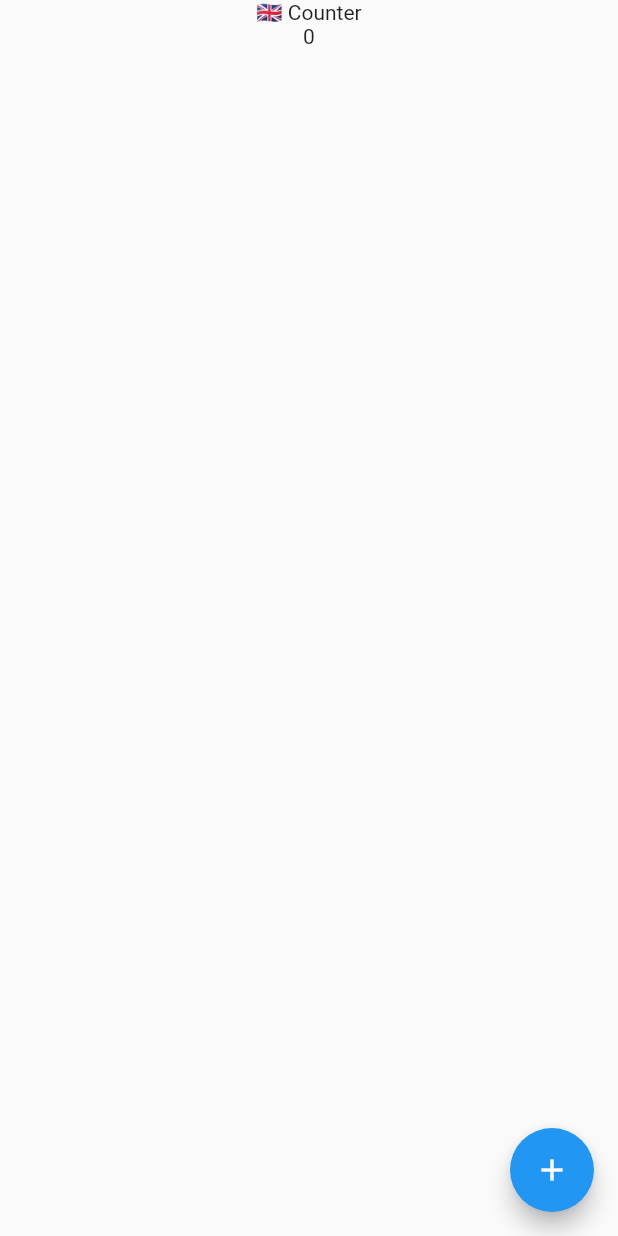
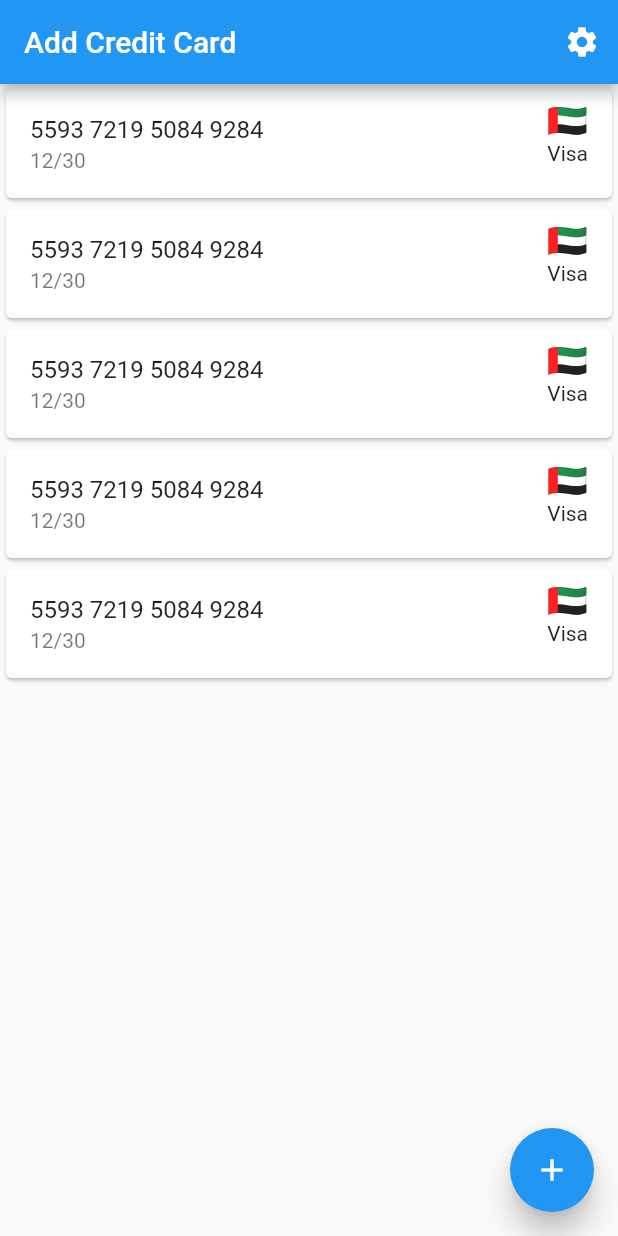
Before and after one commit to makhosi6/card_security_system, a Flutter app: the screen it shows after launch, on a phone screen of 412 x 824 dp. Run offline on Flutter 3.47's test engine with Material 2 defaults, Android fonts, the phone set to English and light mode, and no system bars; drawn by our look-alikes of flutter_slidable, flutter_speed_dial.

Commit message:
Thu Apr 27 16:52:51 SAST 2023 - Updates.

```diff
--- a/lib/main.dart
+++ b/lib/main.dart
@@ -1,8 +1,13 @@
 import 'dart:async';
 
 import 'package:card_security_system/models/country.dart';
+import 'package:card_security_system/pages/cards_list_page.dart';
+import 'package:card_security_system/pages/country_config_page.dart';
+import 'package:card_security_system/provider/theme.dart';
+import 'package:card_security_system/utils/state_manager.dart';
 import 'package:flutter/foundation.dart';
 import 'package:flutter/material.dart';
+import 'package:provider/provider.dart';
 
 main() {
   WidgetsFlutterBinding.ensureInitialized();
@@ -17,12 +22,17 @@ main() {
         }
       };
 
-      /// Fallback page on fatal error
+      // / Fallback page on fatal error
       ErrorWidget.builder = (details) => Scaffold(
             body: Center(child: Text("Error: $details")),
           );
 
-      runApp(const App());
+      runApp(MultiProvider(
+        providers: [
+          ChangeNotifierProvider(create: (_) => UserTheme()),
+        ],
+        child: StateManager(child: const App()),
+      ));
     },
     (error, _) {
       if (kDebugMode) {
@@ -45,29 +55,29 @@ class App extends StatefulWidget {
 }
 
 class _AppState extends State<App> {
-  var country = const Country(code: "GB", name: "SATAFRIKA");
-  var _count = 0;
+  ///
+  var country = const Country(code: "ZA", name: "SATAFRIKA");
+
+  ///
+  final _count = 0;
+
+  ///user selected theme
+  ThemeData? theme;
+
   @override
   Widget build(BuildContext context) {
     return MaterialApp(
-      home: Scaffold(
-        floatingActionButton: FloatingActionButton(
-            child: const Icon(Icons.add),
-            onPressed: () {
-              setState(() {
-                _count++;
-              });
-            }),
-        body: SafeArea(
-          child: Center(
-            child: SizedBox(
-              child: Column(
-                children: [Text('${country.flag()} Counter'), Text("$_count")],
-              ),
-            ),
-          ),
-        ),
-      ),
+      theme: Provider.of<UserTheme>(context).value,
+      home: const CardListPage(),
+      routes: {
+        '/': (context) => const CardListPage(),
+        ConfigCountriesPage.routeName: (context) => const ConfigCountriesPage()
+      },
     );
   }
+
+  @override
+  void didChangeDependencies() async {
+    super.didChangeDependencies();
+  }
 }
--- /dev/null
+++ b/lib/models/card.dart
@@ -0,0 +1,40 @@
+import 'package:card_security_system/models/country.dart';
+
+class Card {
+  Card(
+      {required this.number,
+      required this.expiration,
+      required this.countryCode,
+      required this.holder,
+      this.type = "credit"}) {
+    //set uuid
+    _key = number.hashCode.toString();
+  }
+  String number;
+
+  late String _key;
+
+  String expiration;
+
+  String? type;
+
+  String countryCode;
+
+  Country holder;
+
+//// clear record
+  Future<bool> delete() async {
+// use [_key] to delete a record from localstorage
+
+    return _key == "";
+  }
+
+  /// update | insert record
+  Future<bool> upsert() async {
+// use [_key] to delete a record from localstorage
+
+    return _key == "";
+  }
+
+  $toMap() {}
+}
--- a/lib/pages/cards_list_page.dart
+++ b/lib/pages/cards_list_page.dart
@@ -0,0 +1,109 @@
+import 'package:card_security_system/provider/theme.dart';
+import 'package:card_security_system/widgets/fab_helpers.dart';
+import 'package:flutter/material.dart';
+import 'package:flutter_slidable/flutter_slidable.dart';
+import 'package:provider/provider.dart';
+
+class CardListPage extends StatefulWidget {
+  const CardListPage({super.key});
+
+  @override
+  State<CardListPage> createState() => _CardListPageState();
+}
+
+class _CardListPageState extends State<CardListPage>
+    with CustomFloatingActionButton {
+  @override
+  Widget build(BuildContext context) {
+    return Scaffold(
+      appBar: AppBar(
+        title: const Text("Add Credit Card"),
+        actions: [
+          IconButton(
+              onPressed: () {
+                var userTheme = Provider.of<UserTheme>(context, listen: false);
+                if (userTheme.value == ThemeData.dark()) {
+                  print("TO LIGHT");
+                  userTheme.value = ThemeData.light();
+                } else {
+                  print("TO DARK");
+                  userTheme.value = ThemeData.dark();
+                }
+              },
+              icon: const Icon(Icons.settings))
+        ],
+      ),
+      floatingActionButton: floatingActionButtonAsSpeedDial(),
+      body: Container(
+        child: ListView.builder(
+          itemCount: 5,
+          itemBuilder: (context, index) {
+            return const _ListItem();
+          },
+        ),
+      ),
+    );
+  }
+}
+
+class _ListItem extends StatefulWidget {
+  const _ListItem();
+
+  @override
+  State<_ListItem> createState() => __ListItemState();
+}
+
+class __ListItemState extends State<_ListItem> {
+  @override
+  Widget build(BuildContext context) {
+    return Card(
+      child: Slidable(
+        key: UniqueKey(),
+        endActionPane: ActionPane(
+          dragDismissible: false,
+          motion: const ScrollMotion(),
+          dismissible: DismissiblePane(onDismissed: () {}),
+          children: [
+            SlidableAction(
+              onPressed: (_) {},
+              backgroundColor: const Color(0xFFFE4A49),
+              foregroundColor: Colors.white,
+              icon: Icons.delete,
+              label: 'Delete',
+            ),
+            SlidableAction(
+              onPressed: (_) {},
+              backgroundColor: const Color(0xFF21B7CA),
+              foregroundColor: Colors.white,
+              icon: Icons.edit,
+              label: 'Edit',
+            ),
+          ],
+        ),
+
+        // The child of the Slidable is what the user sees when the
+        // component is not dragged.
+        child: ListTile(
+          //card number
+          title: const Text('5593 7219 5084 9284'),
+
+          /// type
+          subtitle: const Text("12/30"),
+
+          /// expiration data
+          trailing: Column(
+            crossAxisAlignment: CrossAxisAlignment.end,
+            children: const [
+              Text(
+                "🇦🇪",
+                style: TextStyle(fontSize: 22.0),
+              ),
+              Text('Visa'),
+            ],
+          ),
+          dense: false,
+        ),
+      ),
+    );
+  }
+}
--- /dev/null
+++ b/lib/provider/theme.dart
@@ -0,0 +1,16 @@
+import 'package:flutter/material.dart';
+
+class UserTheme with ChangeNotifier {
+  UserTheme();
+
+  ThemeData? _value;
+
+  set value(ThemeData? theme) {
+    _value = theme;
+    notifyListeners();
+  }
+
+  ThemeData? get value {
+    return _value;
+  }
+}
--- a/lib/state/state_manager.dart
+++ b/lib/utils/state_manager.dart
@@ -1,7 +1,12 @@
 import 'package:flutter/material.dart';
 
 class StateManager extends InheritedWidget {
-  const StateManager({super.key, required Widget child}) : super(child: child);
+  ThemeData? userTheme;
+
+  StateManager({super.key, required this.child}) : super(child: child);
+
+  @override
+  final Widget child;
 
   static StateManager? of(BuildContext context) {
     return context.dependOnInheritedWidgetOfExactType<StateManager>();
--- /dev/null
+++ b/lib/widgets/fab_helpers.dart
@@ -0,0 +1,77 @@
+import 'package:flutter/material.dart';
+import 'package:flutter_speed_dial/flutter_speed_dial.dart';
+
+abstract class CustomFloatingActionButton {
+  var renderOverlay = true;
+  var visible = true;
+  var switchLabelPosition = false;
+  var extend = false;
+  var mini = false;
+  var rmicons = false;
+  var customDialRoot = false;
+  var closeManually = false;
+  var useRAnimation = true;
+  var isDialOpen = ValueNotifier<bool>(false);
+  var speedDialDirection = SpeedDialDirection.up;
+  var buttonSize = const Size(56.0, 56.0);
+  var childrenButtonSize = const Size(56.0, 56.0);
+  var selectedfABLocation = FloatingActionButtonLocation.endDocked;
+
+  SpeedDial floatingActionButtonAsSpeedDial() => SpeedDial(
+        overlayOpacity: 0.2,
+        overlayColor: Colors.black,
+        icon: Icons.add,
+        activeIcon: Icons.close,
+        spacing: 3,
+        openCloseDial: isDialOpen,
+        childPadding: const EdgeInsets.all(5),
+        spaceBetweenChildren: 4,
+        dialRoot: customDialRoot
+            ? (ctx, open, toggleChildren) {
+                return ElevatedButton(
+                  onPressed: toggleChildren,
+                  style: ElevatedButton.styleFrom(
+                    backgroundColor: Colors.blue[900],
+                    padding: const EdgeInsets.symmetric(
+                        horizontal: 22, vertical: 18),
+                  ),
+                  child: const Text(
+                    "Custom Dial Root",
+                    style: TextStyle(fontSize: 17),
+                  ),
+                );
+              }
+            : null,
+        buttonSize: buttonSize,
+        label: extend ? const Text("Open") : null,
+        activeLabel: extend ? const Text("Close") : null,
+        childrenButtonSize: childrenButtonSize,
+        visible: visible,
+        direction: speedDialDirection,
+        switchLabelPosition: switchLabelPosition,
+        closeManually: closeManually,
+        renderOverlay: renderOverlay,
+        onOpen: () => debugPrint('OPENING DIAL'),
+        onClose: () => debugPrint('DIAL CLOSED'),
+        tooltip: 'Open Speed Dial',
+        heroTag: 'speed-dial-hero-tag',
+        elevation: 8.0,
+        animationCurve: Curves.elasticInOut,
+        children: [
+          SpeedDialChild(
+            child: const Icon(Icons.edit),
+            backgroundColor: const Color(0xFF21B7CA),
+            foregroundColor: Colors.white,
+            label: 'Input Card Details',
+            onTap: () => {},
+          ),
+          SpeedDialChild(
+            child: const Icon(Icons.qr_code_scanner_rounded),
+            backgroundColor: const Color.fromARGB(255, 34, 93, 255),
+            foregroundColor: Colors.white,
+            label: 'Scan Card Details',
+            onTap: () => debugPrint('SECOND CHILD'),
+          ),
+        ],
+      );
+}
--- a/pubspec.yaml
+++ b/pubspec.yaml
@@ -9,6 +9,9 @@ environment:
 dependencies:
   flutter:
     sdk: flutter
+  flutter_slidable: ^3.0.0
+  flutter_speed_dial: ^6.2.0
+  provider: ^6.0.5
 
 dev_dependencies:
   flutter_test:
```
Also changed, not shown: lib/pages/country_config_page.dart (+19 -0 lines), lib/widgets/card_form.dart (added, +61 -0 lines).
